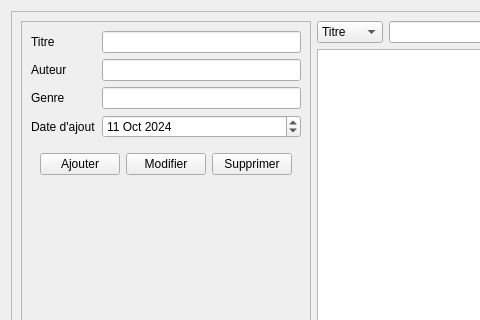
This is BookManager.ui in Salioudrame/Gestion-Bibliotheque-Scolaire as Qt 5 draws it before an edit; both pictures show x 0 to 480 and y 0 to 320 of the 1118 by 435 pixel window. The edited form follows.
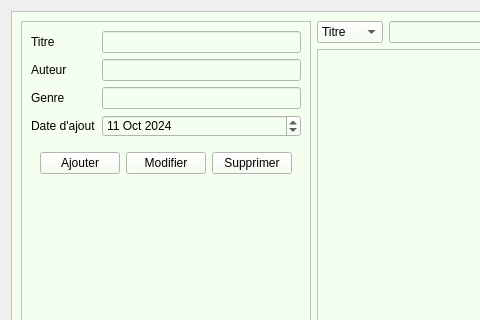
This is the edited form.

What changed in the file:
```diff
--- a/BookManager.ui
+++ b/BookManager.ui
@@ -16,6 +16,9 @@
   <layout class="QHBoxLayout" name="horizontalLayout">
    <item>
     <widget class="QFrame" name="frame">
+     <property name="styleSheet">
+      <string notr="true">background-color: rgb(245, 255, 239);</string>
+     </property>
      <property name="frameShape">
       <enum>QFrame::StyledPanel</enum>
      </property>
```
